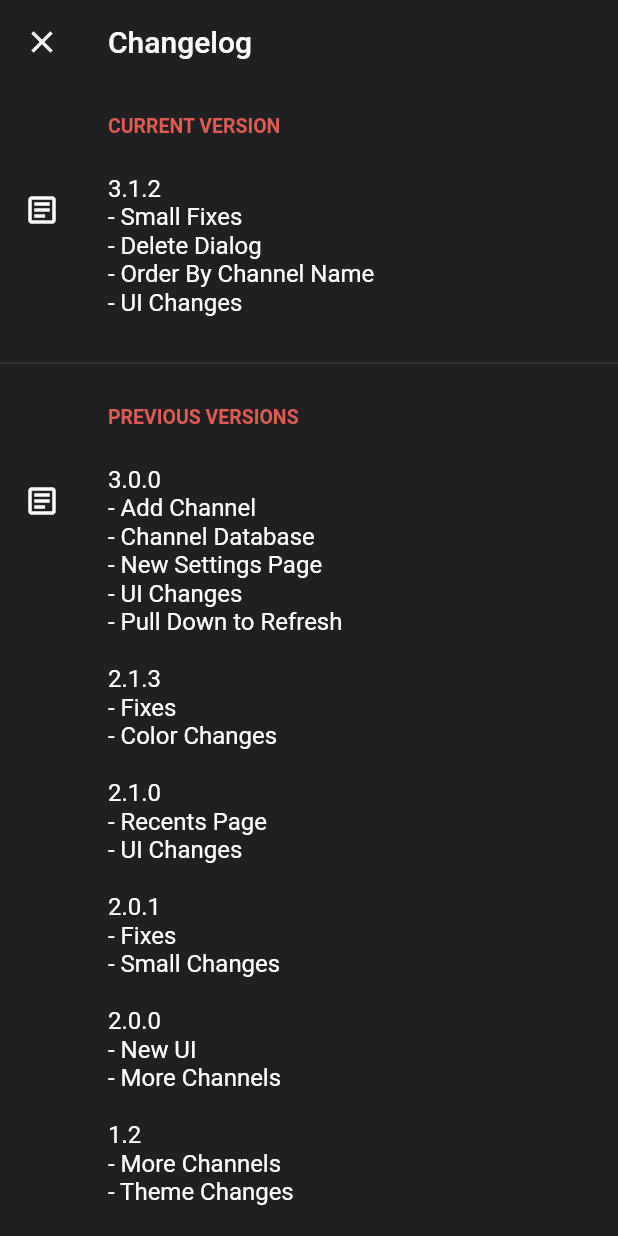
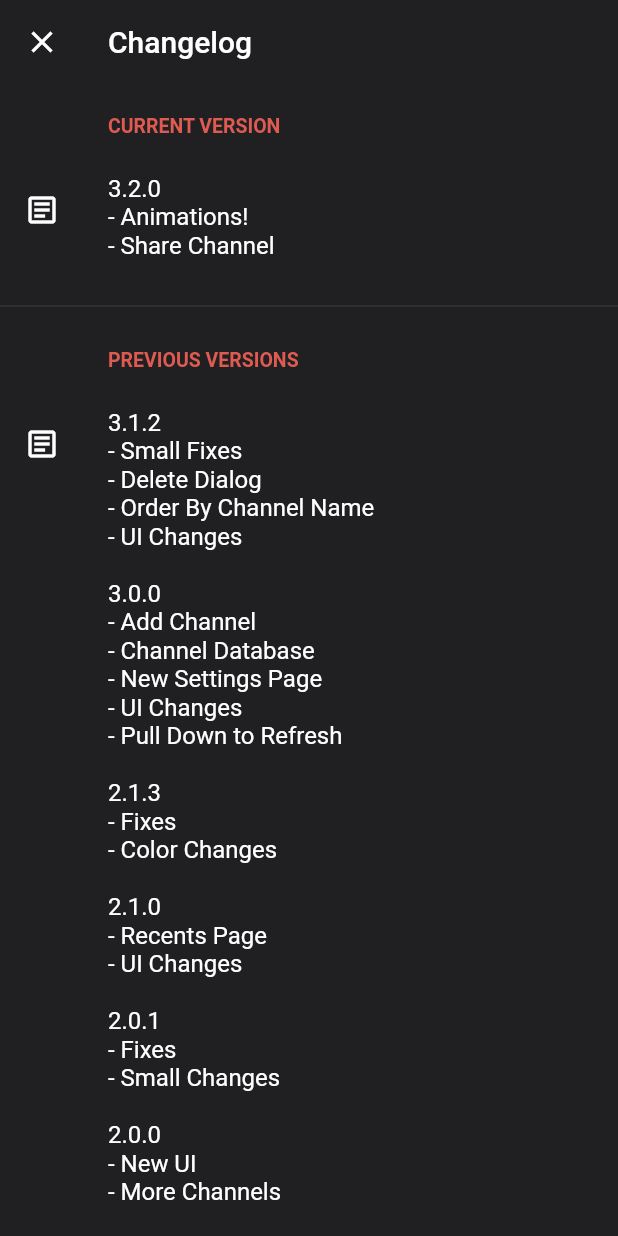
Before and after one commit to Fschmatz/rssyoutubefschmtz, a Flutter app: the screen it shows after launch, item 3 of the bottom bar chosen, after a tap on "Changelog", on a phone screen of 412 x 824 dp. Run offline on Flutter 3.47's test engine with Material 2 defaults, Android fonts, the phone set to English and light mode, and no system bars; our stand-ins replace animate_do, jiffy, share, shared_preferences, sqflite; missing offline and left inert: webfeed; accounts and stored records are empty.

Commit message:
Update 3.2.0

```diff
--- a/lib/pages/channelList.dart
+++ b/lib/pages/channelList.dart
@@ -2,6 +2,7 @@ import 'package:flutter/material.dart';
 import 'package:rssyoutubefschmtz/db/channelDao.dart';
 import 'package:rssyoutubefschmtz/pages/saveEditChannel.dart';
 import 'package:rssyoutubefschmtz/pages/tilesHome/builderFeedList.dart';
+import 'package:share/share.dart';
 
 class ChannelList extends StatefulWidget {
   ChannelList({Key key}) : super(key: key);
@@ -14,6 +15,7 @@ class _ChannelListState extends State<ChannelList> {
 
   List<Map<String, dynamic>> channelList = [];
   String urlYoutube = 'https://www.youtube.com/feeds/videos.xml?channel_id=';
+  String urlShareChannel = 'https://www.youtube.com/channel/';
 
   @override
   void initState() {
@@ -41,6 +43,7 @@ class _ChannelListState extends State<ChannelList> {
             itemCount: channelList.length,
             itemBuilder: (context, index) {
               return ListTile(
+                contentPadding: const EdgeInsets.fromLTRB(16, 0, 10, 0),
                 onTap: () {
                   Navigator.push(
                       context,
@@ -63,7 +66,15 @@ class _ChannelListState extends State<ChannelList> {
                   channelList[index]['channelName'],
                   style: TextStyle(fontSize: 16),
                 ),
-              );
+                trailing: IconButton(
+                  icon: Icon(Icons.share_outlined),
+                  color: Theme.of(context).hintColor,
+                  constraints: BoxConstraints(),
+                  splashRadius: 28,
+                  onPressed: () {
+                    Share.share(urlShareChannel+ channelList[index]['channelLinkId']);
+                  }),
+                );
             }),
       ]),
       floatingActionButton: FloatingActionButton(
--- a/lib/pages/tilesHome/homeBuilder.dart
+++ b/lib/pages/tilesHome/homeBuilder.dart
@@ -1,3 +1,4 @@
+import 'package:animate_do/animate_do.dart';
 import 'package:flutter/material.dart';
 import 'package:rssyoutubefschmtz/db/channelDao.dart';
 import 'package:rssyoutubefschmtz/pages/tilesHome/homeFeedList.dart';
@@ -42,8 +43,7 @@ class _HomeBuilderState extends State<HomeBuilder> {
       child: ListView(
         physics: AlwaysScrollableScrollPhysics(),
         children: [
-          ListView.separated(
-            separatorBuilder: (context, index) => const Divider(),
+          ListView.builder(
             physics: NeverScrollableScrollPhysics(),
             shrinkWrap: true,
             itemCount: channelList.length,
--- a/lib/settings/appInfoPage.dart
+++ b/lib/settings/appInfoPage.dart
@@ -103,7 +103,7 @@ class AppInfoPage extends StatelessWidget {
             leading: Icon(Icons.messenger_outline),
             title: Text(
               "No one in the brief history of computing has ever written a piece of perfect software. It’s unlikely that you’ll be the first.\nAndy Hunt ",
-              style: TextStyle(fontSize: 16, fontWeight: FontWeight.w700),
+              style: TextStyle(fontSize: 16),
             ),
           ),
         ]));
--- a/lib/util/changelog.dart
+++ b/lib/util/changelog.dart
@@ -1,17 +1,21 @@
 class Changelog{
 
-  static String appVersion = "3.1.2";
+  static String appVersion = "3.2.0";
   static String appName = "RSS YouTube Fschmtz";
 
   static String changelogCurrent = '''
+3.2.0
+- Animations!
+- Share Channel
+''';
+
+  static String changelogsOld = '''
 3.1.2
 - Small Fixes
 - Delete Dialog
 - Order By Channel Name
 - UI Changes
-''';
 
-  static String changelogsOld = '''
 3.0.0
 - Add Channel
 - Channel Database
--- a/pubspec.yaml
+++ b/pubspec.yaml
@@ -15,7 +15,7 @@ publish_to: 'none' # Remove this line if you wish to publish to pub.dev
 # In iOS, build-name is used as CFBundleShortVersionString while build-number used as CFBundleVersion.
 # Read more about iOS versioning at
 # https://developer.apple.com/library/archive/documentation/General/Reference/InfoPlistKeyReference/Articles/CoreFoundationKeys.html
-version: 3.1.2
+version: 3.2.0
 
 environment:
   sdk: ">=2.7.0 <3.0.0"
@@ -32,6 +32,7 @@ dependencies:
   webfeed: ^0.6.0
   jiffy: ^3.0.1
   sqflite: ^1.3.0
+  animate_do: ^2.0.0
 
 
   # The following adds the Cupertino Icons font to your application.
```
Also changed, not shown: lib/pages/tilesHome/builderFeedList.dart (+6 -4 lines), lib/pages/tilesHome/homeFeedList.dart (+5 -2 lines), lib/pages/tilesHome/videoCard.dart (+14 -5 lines), pubspec.lock.
